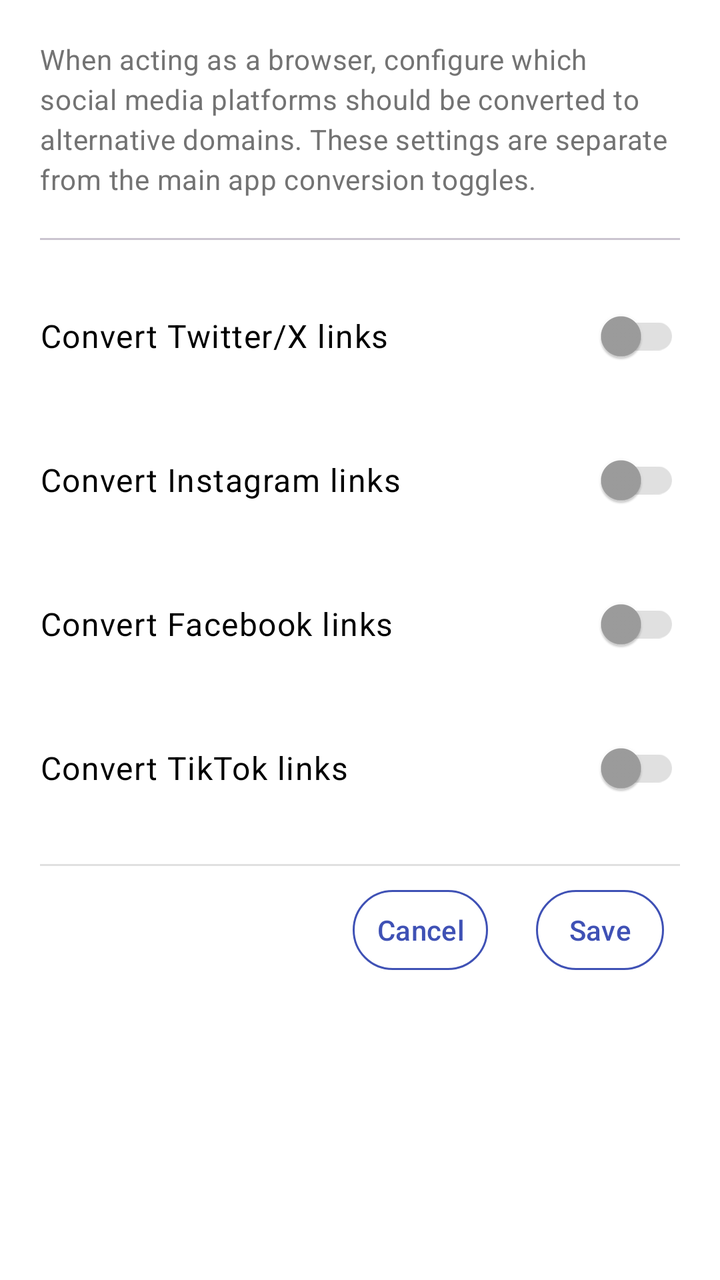
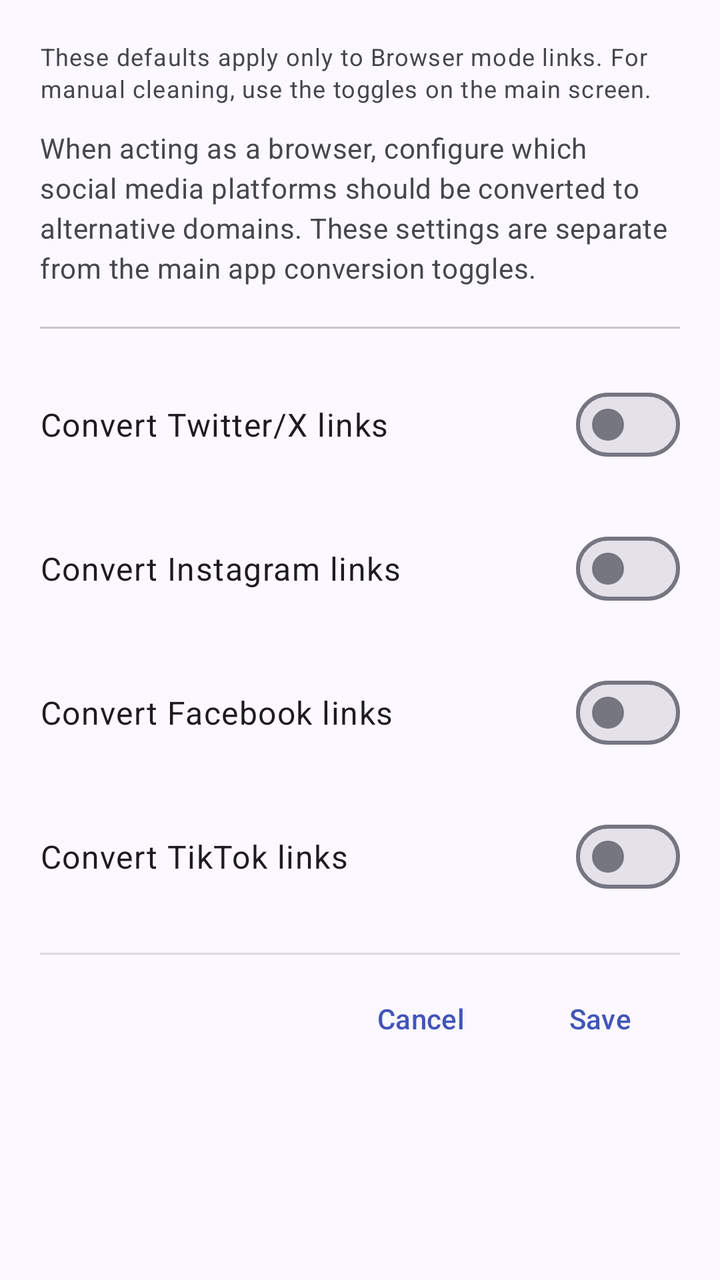

Before-and-after screenshots of an Android layout around one commit, followed by the original layout XML and the change that was made.
<!-- AndroidManifest.xml: application theme Theme.FixupXer -->
<!-- res/layout/dialog_conversion_defaults.xml -->
<?xml version="1.0" encoding="utf-8"?>
<LinearLayout xmlns:android="http://schemas.android.com/apk/res/android"
    xmlns:app="http://schemas.android.com/apk/res-auto"
    android:layout_width="match_parent"
    android:layout_height="wrap_content"
    android:orientation="vertical"
    android:padding="@dimen/padding_large">

    <TextView
        android:layout_width="match_parent"
        android:layout_height="wrap_content"
        android:text="@string/conversion_defaults_explanation"
        android:textAppearance="@style/TextAppearance.Material3.BodyMedium"
        android:textColor="@color/text_secondary"
        android:layout_marginBottom="@dimen/padding_large" />

    <com.google.android.material.divider.MaterialDivider
        android:layout_width="match_parent"
        android:layout_height="wrap_content"
        android:layout_marginBottom="@dimen/padding_medium" />

    
    <LinearLayout
        android:layout_width="match_parent"
        android:layout_height="wrap_content"
        android:orientation="horizontal"
        android:gravity="center_vertical"
        android:paddingTop="@dimen/padding_medium"
        android:paddingBottom="@dimen/padding_medium">

        <TextView
            android:layout_width="0dp"
            android:layout_height="wrap_content"
            android:layout_weight="1"
            android:text="@string/convert_twitter_browser"
            android:textAppearance="@style/TextAppearance.Material3.BodyLarge" />

        <androidx.appcompat.widget.SwitchCompat
            android:id="@+id/switchBrowserTwitter"
            android:layout_width="wrap_content"
            android:layout_height="wrap_content"
            app:thumbTint="@color/switch_thumb_selector"
            app:trackTint="@color/switch_track_selector" />

    </LinearLayout>

    
    <LinearLayout
        android:layout_width="match_parent"
        android:layout_height="wrap_content"
        android:orientation="horizontal"
        android:gravity="center_vertical"
        android:paddingTop="@dimen/padding_medium"
        android:paddingBottom="@dimen/padding_medium">

        <TextView
            android:layout_width="0dp"
            android:layout_height="wrap_content"
            android:layout_weight="1"
            android:text="@string/convert_instagram_browser"
            android:textAppearance="@style/TextAppearance.Material3.BodyLarge" />

        <androidx.appcompat.widget.SwitchCompat
            android:id="@+id/switchBrowserInstagram"
            android:layout_width="wrap_content"
            android:layout_height="wrap_content"
            app:thumbTint="@color/switch_thumb_selector"
            app:trackTint="@color/switch_track_selector" />

    </LinearLayout>

    
    <LinearLayout
        android:layout_width="match_parent"
        android:layout_height="wrap_content"
        android:orientation="horizontal"
        android:gravity="center_vertical"
        android:paddingTop="@dimen/padding_medium"
        android:paddingBottom="@dimen/padding_medium">

        <TextView
            android:layout_width="0dp"
            android:layout_height="wrap_content"
            android:layout_weight="1"
            android:text="@string/convert_facebook_browser"
            android:textAppearance="@style/TextAppearance.Material3.BodyLarge" />

        <androidx.appcompat.widget.SwitchCompat
            android:id="@+id/switchBrowserFacebook"
            android:layout_width="wrap_content"
            android:layout_height="wrap_content"
            app:thumbTint="@color/switch_thumb_selector"
            app:trackTint="@color/switch_track_selector" />

    </LinearLayout>

    
    <LinearLayout
        android:layout_width="match_parent"
        android:layout_height="wrap_content"
        android:orientation="horizontal"
        android:gravity="center_vertical"
        android:paddingTop="@dimen/padding_medium"
        android:paddingBottom="@dimen/padding_medium">

        <TextView
            android:layout_width="0dp"
            android:layout_height="wrap_content"
            android:layout_weight="1"
            android:text="@string/convert_tiktok_browser"
            android:textAppearance="@style/TextAppearance.Material3.BodyLarge" />

        <androidx.appcompat.widget.SwitchCompat
            android:id="@+id/switchBrowserTikTok"
            android:layout_width="wrap_content"
            android:layout_height="wrap_content"
            app:thumbTint="@color/switch_thumb_selector"
            app:trackTint="@color/switch_track_selector" />

    </LinearLayout>

    
    <View
        android:layout_width="match_parent"
        android:layout_height="@dimen/card_stroke_width"
        android:background="?android:attr/listDivider"
        android:layout_marginTop="@dimen/padding_medium" />

    
    <LinearLayout
        android:layout_width="match_parent"
        android:layout_height="wrap_content"
        android:orientation="horizontal"
        android:padding="@dimen/padding_small"
        android:gravity="end">

        <com.google.android.material.button.MaterialButton
            android:id="@+id/btnCancel"
            style="@style/Widget.Material3.Button.TextButton.Dialog"
            android:layout_width="wrap_content"
            android:layout_height="wrap_content"
            android:text="@string/cancel"
            android:layout_marginEnd="@dimen/margin_medium" />

        <com.google.android.material.button.MaterialButton
            android:id="@+id/btnSave"
            style="@style/Widget.Material3.Button.TextButton.Dialog"
            android:layout_width="wrap_content"
            android:layout_height="wrap_content"
            android:text="@string/save" />

    </LinearLayout>

</LinearLayout>
<!-- resources referenced by this layout -->
<resources>
  <color name="text_secondary">#737373</color>
  <style name="Theme.FixupXer" parent="Theme.Material3.Light.NoActionBar">
          
          <item name="android:windowBackground">@color/white</item>
          
          
          <item name="colorPrimary">@color/primary</item>
          <item name="colorPrimaryVariant">@color/primary_dark</item>
          <item name="colorOnPrimary">@color/white</item>
          
          
          <item name="colorSecondary">@color/accent</item>
          <item name="colorSecondaryVariant">@color/accent_dark</item>
          <item name="colorOnSecondary">@color/white</item>
          
          
          <item name="android:colorBackground">@color/background</item>
          <item name="colorOnBackground">@color/black</item>
          
          
          <item name="colorSurface">@color/white</item>
          <item name="colorOnSurface">@color/black</item>
          
          
          <item name="android:textColorPrimary">@color/black</item>
          <item name="android:textColorSecondary">@color/dark_gray</item>
          
          
          <item name="materialCardViewStyle">@style/CardStyle</item>
          <item name="switchStyle">@style/SwitchStyle</item>
          <item name="materialButtonStyle">@style/ButtonStyle</item>
      </style>
  <color name="white">#FFFFFF</color>
  <color name="primary">#3F51B5</color>
  <color name="primary_dark">#303F9F</color>
  <color name="accent">#536DFE</color>
  <color name="accent_dark">#3D5AFE</color>
  <color name="background">#F2F4F6</color>
  <color name="black">#000000</color>
  <color name="dark_gray">#757575</color>
  <style name="CardStyle" parent="Widget.Material3.CardView.Elevated">
          <item name="cardCornerRadius">@dimen/card_corner_radius</item>
          <item name="cardElevation">0dp</item>
          <item name="strokeWidth">@dimen/card_stroke_width</item>
          <item name="strokeColor">@color/card_stroke</item>
      </style>
  <style name="SwitchStyle" parent="Widget.Material3.CompoundButton.Switch">
          <item name="thumbTint">@color/switch_thumb_selector</item>
          <item name="trackTint">@color/switch_track_selector</item>
      </style>
  <style name="ButtonStyle" parent="Widget.Material3.Button.OutlinedButton">
          <item name="android:textColor">@color/button_text</item>
          <item name="strokeColor">@color/button_stroke</item>
          <item name="backgroundTint">@color/button_background</item>
          <item name="cornerRadius">@dimen/button_corner_radius</item>
      </style>
  <color name="card_stroke">#E0E0E0</color>
  <color name="button_text">#3F51B5</color>
  <color name="button_stroke">#3F51B5</color>
  <color name="button_background">#FFFFFF</color>
  <dimen name="button_corner_radius">24dp</dimen>
  <!-- unchanged entries left out for length: 13 -->
</resources>

<!-- the commit's change to res/layout/dialog_conversion_defaults.xml (unified diff, before → after) -->
@@ -9,9 +9,17 @@
     <TextView
         android:layout_width="match_parent"
         android:layout_height="wrap_content"
+        android:text="@string/conversion_defaults_browser_note"
+        android:textAppearance="@style/TextAppearance.Material3.BodySmall"
+        android:textColor="?attr/colorOnSurfaceVariant"
+        android:layout_marginBottom="@dimen/padding_medium" />
+
+    <TextView
+        android:layout_width="match_parent"
+        android:layout_height="wrap_content"
         android:text="@string/conversion_defaults_explanation"
         android:textAppearance="@style/TextAppearance.Material3.BodyMedium"
-        android:textColor="@color/text_secondary"
+        android:textColor="?attr/colorOnSurfaceVariant"
         android:layout_marginBottom="@dimen/padding_large" />
 
     <com.google.android.material.divider.MaterialDivider
@@ -35,12 +43,11 @@
             android:text="@string/convert_twitter_browser"
             android:textAppearance="@style/TextAppearance.Material3.BodyLarge" />
 
-        <androidx.appcompat.widget.SwitchCompat
+        <com.google.android.material.materialswitch.MaterialSwitch
             android:id="@+id/switchBrowserTwitter"
             android:layout_width="wrap_content"
             android:layout_height="wrap_content"
-            app:thumbTint="@color/switch_thumb_selector"
-            app:trackTint="@color/switch_track_selector" />
+            android:contentDescription="@string/convert_twitter_browser" />
 
     </LinearLayout>
 
@@ -60,12 +67,11 @@
             android:text="@string/convert_instagram_browser"
             android:textAppearance="@style/TextAppearance.Material3.BodyLarge" />
 
-        <androidx.appcompat.widget.SwitchCompat
+        <com.google.android.material.materialswitch.MaterialSwitch
             android:id="@+id/switchBrowserInstagram"
             android:layout_width="wrap_content"
             android:layout_height="wrap_content"
-            app:thumbTint="@color/switch_thumb_selector"
-            app:trackTint="@color/switch_track_selector" />
+            android:contentDescription="@string/convert_instagram_browser" />
 
     </LinearLayout>
 
@@ -85,12 +91,11 @@
             android:text="@string/convert_facebook_browser"
             android:textAppearance="@style/TextAppearance.Material3.BodyLarge" />
 
-        <androidx.appcompat.widget.SwitchCompat
+        <com.google.android.material.materialswitch.MaterialSwitch
             android:id="@+id/switchBrowserFacebook"
             android:layout_width="wrap_content"
             android:layout_height="wrap_content"
-            app:thumbTint="@color/switch_thumb_selector"
-            app:trackTint="@color/switch_track_selector" />
+            android:contentDescription="@string/convert_facebook_browser" />
 
     </LinearLayout>
 
@@ -110,12 +115,11 @@
             android:text="@string/convert_tiktok_browser"
             android:textAppearance="@style/TextAppearance.Material3.BodyLarge" />
 
-        <androidx.appcompat.widget.SwitchCompat
+        <com.google.android.material.materialswitch.MaterialSwitch
             android:id="@+id/switchBrowserTikTok"
             android:layout_width="wrap_content"
             android:layout_height="wrap_content"
-            app:thumbTint="@color/switch_thumb_selector"
-            app:trackTint="@color/switch_track_selector" />
+            android:contentDescription="@string/convert_tiktok_browser" />
 
     </LinearLayout>
 
<!-- resource entries referenced after the edit -->
@@ -1,66 +1,104 @@
 <!-- resources referenced by this layout -->
 <resources>
-  <color name="text_secondary">#737373</color>
-  <style name="Theme.FixupXer" parent="Theme.Material3.Light.NoActionBar">
+  <string name="conversion_defaults_browser_note">These defaults apply only to Browser mode links. For manual cleaning, use the toggles on the main screen.</string>
+  <style name="Theme.FixupXer" parent="Base.Theme.FixupXer" />
+  <style name="Base.Theme.FixupXer" parent="Theme.Material3.DayNight.NoActionBar">
           
-          <item name="android:windowBackground">@color/white</item>
+          <item name="colorPrimary">@color/md_theme_primary</item>
+          <item name="colorOnPrimary">@color/md_theme_onPrimary</item>
+          <item name="colorPrimaryContainer">@color/md_theme_primaryContainer</item>
+          <item name="colorOnPrimaryContainer">@color/md_theme_onPrimaryContainer</item>
+  
           
+          <item name="colorSecondary">@color/md_theme_secondary</item>
+          <item name="colorOnSecondary">@color/md_theme_onSecondary</item>
+          <item name="colorSecondaryContainer">@color/md_theme_secondaryContainer</item>
+          <item name="colorOnSecondaryContainer">@color/md_theme_onSecondaryContainer</item>
+  
           
-          <item name="colorPrimary">@color/primary</item>
-          <item name="colorPrimaryVariant">@color/primary_dark</item>
-          <item name="colorOnPrimary">@color/white</item>
+          <item name="colorTertiary">@color/md_theme_tertiary</item>
+          <item name="colorOnTertiary">@color/md_theme_onTertiary</item>
+          <item name="colorTertiaryContainer">@color/md_theme_tertiaryContainer</item>
+          <item name="colorOnTertiaryContainer">@color/md_theme_onTertiaryContainer</item>
+  
           
+          <item name="colorError">@color/md_theme_error</item>
+          <item name="colorOnError">@color/md_theme_onError</item>
+          <item name="colorErrorContainer">@color/md_theme_errorContainer</item>
+          <item name="colorOnErrorContainer">@color/md_theme_onErrorContainer</item>
+  
           
-          <item name="colorSecondary">@color/accent</item>
-          <item name="colorSecondaryVariant">@color/accent_dark</item>
-          <item name="colorOnSecondary">@color/white</item>
+          <item name="android:colorBackground">@color/md_theme_background</item>
+          <item name="colorOnBackground">@color/md_theme_onBackground</item>
+          <item name="colorSurface">@color/md_theme_surface</item>
+          <item name="colorOnSurface">@color/md_theme_onSurface</item>
+          <item name="colorSurfaceVariant">@color/md_theme_surfaceVariant</item>
+          <item name="colorOnSurfaceVariant">@color/md_theme_onSurfaceVariant</item>
+  
           
+          <item name="colorOutline">@color/md_theme_outline</item>
+          <item name="colorOutlineVariant">@color/md_theme_outlineVariant</item>
+  
           
-          <item name="android:colorBackground">@color/background</item>
-          <item name="colorOnBackground">@color/black</item>
+          <item name="colorSurfaceContainerLowest">@color/md_theme_surfaceContainerLowest</item>
+          <item name="colorSurfaceContainerLow">@color/md_theme_surfaceContainerLow</item>
+          <item name="colorSurfaceContainer">@color/md_theme_surfaceContainer</item>
+          <item name="colorSurfaceContainerHigh">@color/md_theme_surfaceContainerHigh</item>
+          <item name="colorSurfaceContainerHighest">@color/md_theme_surfaceContainerHighest</item>
+  
           
-          
-          <item name="colorSurface">@color/white</item>
-          <item name="colorOnSurface">@color/black</item>
-          
-          
-          <item name="android:textColorPrimary">@color/black</item>
-          <item name="android:textColorSecondary">@color/dark_gray</item>
-          
+          <item name="colorSurfaceInverse">@color/md_theme_inverseSurface</item>
+          <item name="colorOnSurfaceInverse">@color/md_theme_inverseOnSurface</item>
+          <item name="colorPrimaryInverse">@color/md_theme_inversePrimary</item>
+  
           
           <item name="materialCardViewStyle">@style/CardStyle</item>
-          <item name="switchStyle">@style/SwitchStyle</item>
+          <item name="materialSwitchStyle">@style/SwitchStyle</item>
           <item name="materialButtonStyle">@style/ButtonStyle</item>
+  
+          
+          <item name="android:windowContentOverlay">@null</item>
       </style>
-  <color name="white">#FFFFFF</color>
-  <color name="primary">#3F51B5</color>
-  <color name="primary_dark">#303F9F</color>
-  <color name="accent">#536DFE</color>
-  <color name="accent_dark">#3D5AFE</color>
-  <color name="background">#F2F4F6</color>
-  <color name="black">#000000</color>
-  <color name="dark_gray">#757575</color>
+  <color name="md_theme_primary">#4355B9</color>
+  <color name="md_theme_onPrimary">#FFFFFF</color>
+  <color name="md_theme_primaryContainer">#DEE0FF</color>
+  <color name="md_theme_onPrimaryContainer">#00105C</color>
+  <color name="md_theme_secondary">#5B5D72</color>
+  <color name="md_theme_onSecondary">#FFFFFF</color>
+  <color name="md_theme_secondaryContainer">#E0E1F9</color>
+  <color name="md_theme_onSecondaryContainer">#181A2C</color>
+  <color name="md_theme_tertiary">#77536D</color>
+  <color name="md_theme_onTertiary">#FFFFFF</color>
+  <color name="md_theme_tertiaryContainer">#FFD7F1</color>
+  <color name="md_theme_onTertiaryContainer">#2D1228</color>
+  <color name="md_theme_error">#BA1A1A</color>
+  <color name="md_theme_onError">#FFFFFF</color>
+  <color name="md_theme_errorContainer">#FFDAD6</color>
+  <color name="md_theme_onErrorContainer">#410002</color>
+  <color name="md_theme_background">#FBF8FF</color>
+  <color name="md_theme_onBackground">#1B1B21</color>
+  <color name="md_theme_surface">#FBF8FF</color>
+  <color name="md_theme_onSurface">#1B1B21</color>
+  <color name="md_theme_surfaceVariant">#E3E1EC</color>
+  <color name="md_theme_onSurfaceVariant">#46464F</color>
+  <color name="md_theme_outline">#767680</color>
+  <color name="md_theme_outlineVariant">#C7C5D0</color>
+  <color name="md_theme_surfaceContainerLowest">#FFFFFF</color>
+  <color name="md_theme_surfaceContainerLow">#F5F2FA</color>
+  <color name="md_theme_surfaceContainer">#EFEDF4</color>
+  <color name="md_theme_surfaceContainerHigh">#E9E7EF</color>
+  <color name="md_theme_surfaceContainerHighest">#E4E1E9</color>
+  <color name="md_theme_inverseSurface">#303036</color>
+  <color name="md_theme_inverseOnSurface">#F2EFF7</color>
+  <color name="md_theme_inversePrimary">#BAC3FF</color>
   <style name="CardStyle" parent="Widget.Material3.CardView.Elevated">
           <item name="cardCornerRadius">@dimen/card_corner_radius</item>
           <item name="cardElevation">0dp</item>
           <item name="strokeWidth">@dimen/card_stroke_width</item>
-          <item name="strokeColor">@color/card_stroke</item>
+          <item name="strokeColor">@color/md_theme_outlineVariant</item>
       </style>
-  <style name="SwitchStyle" parent="Widget.Material3.CompoundButton.Switch">
-          <item name="thumbTint">@color/switch_thumb_selector</item>
-          <item name="trackTint">@color/switch_track_selector</item>
-      </style>
-  <style name="ButtonStyle" parent="Widget.Material3.Button.OutlinedButton">
-          <item name="android:textColor">@color/button_text</item>
-          <item name="strokeColor">@color/button_stroke</item>
-          <item name="backgroundTint">@color/button_background</item>
-          <item name="cornerRadius">@dimen/button_corner_radius</item>
-      </style>
-  <color name="card_stroke">#E0E0E0</color>
-  <color name="button_text">#3F51B5</color>
-  <color name="button_stroke">#3F51B5</color>
-  <color name="button_background">#FFFFFF</color>
-  <dimen name="button_corner_radius">24dp</dimen>
+  <style name="SwitchStyle" parent="Widget.Material3.CompoundButton.MaterialSwitch" />
+  <style name="ButtonStyle" parent="Widget.Material3.Button" />
   <!-- unchanged entries left out for length: 13 -->
 </resources>
 
